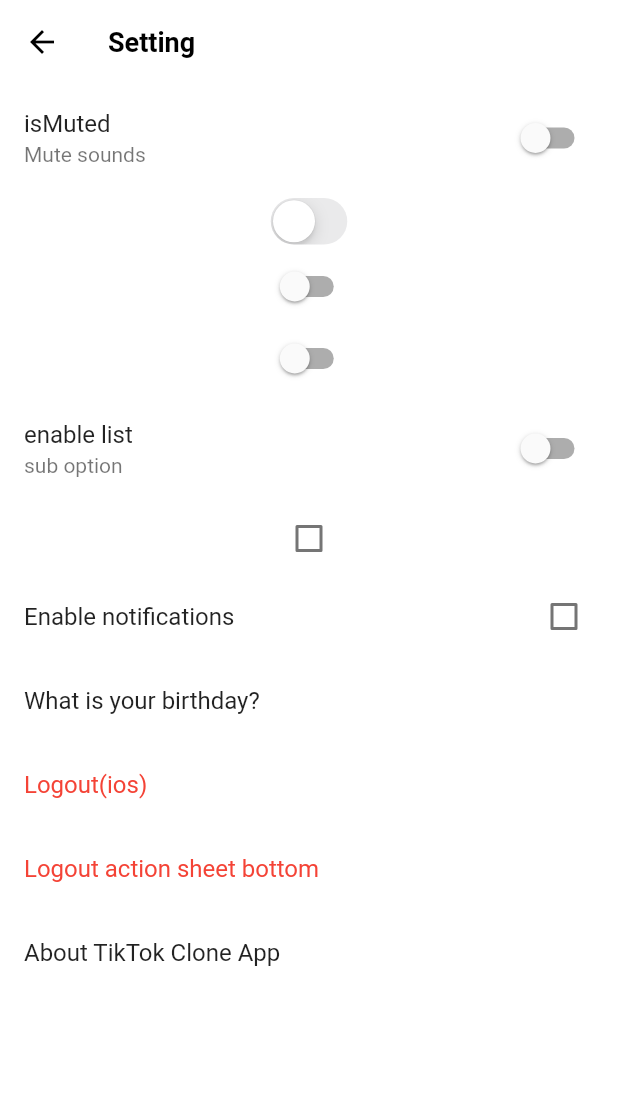
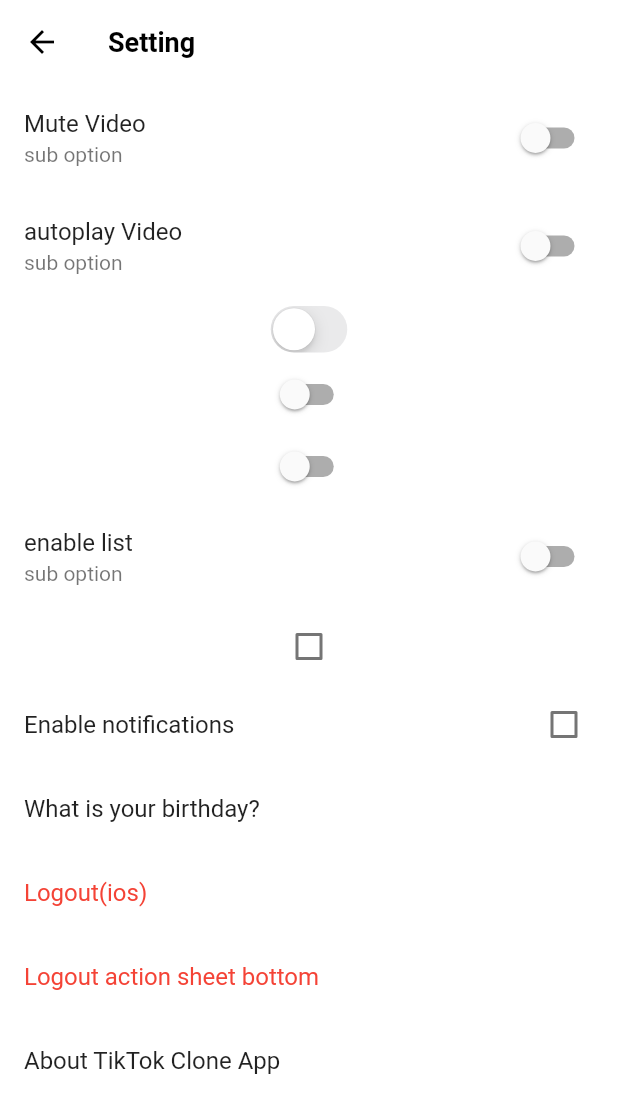
Before and after one commit to 2rebee741/tictokClone, a Flutter app: the SettingsScreen screen opened directly, on a phone screen of 412 x 824 dp. Shown: the top 1113 px of the screen. Run offline on Flutter 3.47's test engine with Material 2 defaults, Android fonts, the phone set to English and light mode, and no system bars; our stand-ins replace camera, font_awesome_flutter, go_router, permission_handler, shared_preferences, video_player and 1 more; accounts and stored records are empty; network calls fail.

Commit message:
MVVM repo

```diff
--- a/tiktok_clone/lib/features/settings/settings_screen.dart
+++ b/tiktok_clone/lib/features/settings/settings_screen.dart
@@ -1,7 +1,7 @@
 import 'package:flutter/cupertino.dart';
 import 'package:flutter/material.dart';
 import 'package:provider/provider.dart';
-import 'package:tictokclone/common/widgets/video_configuration/video_config.dart';
+import 'package:tictokclone/features/videos/view_models/playback_config_vm.dart';
 
 class SettingsScreen extends StatefulWidget {
   const SettingsScreen({super.key});
@@ -29,10 +29,18 @@ class _SettingsScreenState extends State<SettingsScreen> {
       body: ListView(
         children: [
           SwitchListTile.adaptive(
-            value: context.watch<VideoConfig>().isMuted,
-            onChanged: (value) => context.read<VideoConfig>().toggleIsMuted(),
-            title: const Text("isMuted"),
-            subtitle: const Text("Mute sounds"),
+            value: context.watch<PlaybackConfigViewModel>().muted,
+            onChanged: (value) =>
+                context.read<PlaybackConfigViewModel>().setMuted(value),
+            title: const Text("Mute Video"),
+            subtitle: const Text("sub option"),
+          ),
+          SwitchListTile.adaptive(
+            value: context.watch<PlaybackConfigViewModel>().autoplay,
+            onChanged: (value) =>
+                context.read<PlaybackConfigViewModel>().setAutoplay(value),
+            title: const Text("autoplay Video"),
+            subtitle: const Text("sub option"),
           ),
           CupertinoSwitch(
               value: _notification, onChanged: _onNotificationsChanged),
@@ -42,15 +50,15 @@ class _SettingsScreenState extends State<SettingsScreen> {
             onChanged: _onNotificationsChanged,
           ),
           SwitchListTile.adaptive(
+            value: _notification,
             title: const Text("enable list"),
-            value: _notification,
             onChanged: _onNotificationsChanged,
             subtitle: const Text("sub option"),
           ),
           Checkbox(value: _notification, onChanged: _onNotificationsChanged),
           CheckboxListTile(
+            value: _notification,
             activeColor: Colors.black,
-            value: _notification,
             onChanged: _onNotificationsChanged,
             title: const Text(
               "Enable notifications",
--- a/tiktok_clone/lib/features/videos/widgets/video_post.dart
+++ b/tiktok_clone/lib/features/videos/widgets/video_post.dart
@@ -174,13 +174,11 @@ class _VideoPostState extends State<VideoPost>
             left: 20,
             top: 40,
             child: IconButton(
-              icon: FaIcon(context.watch<VideoConfig>().isMuted
+              icon: const FaIcon(false
                   ? FontAwesomeIcons.volumeOff
                   : FontAwesomeIcons.volumeHigh),
               color: Colors.white,
-              onPressed: () {
-                context.read<VideoConfig>().toggleIsMuted();
-              },
+              onPressed: () {},
             ),
           ),
           Positioned(
```
Also changed, not shown: tiktok_clone/lib/main.dart (+17 -10 lines).
